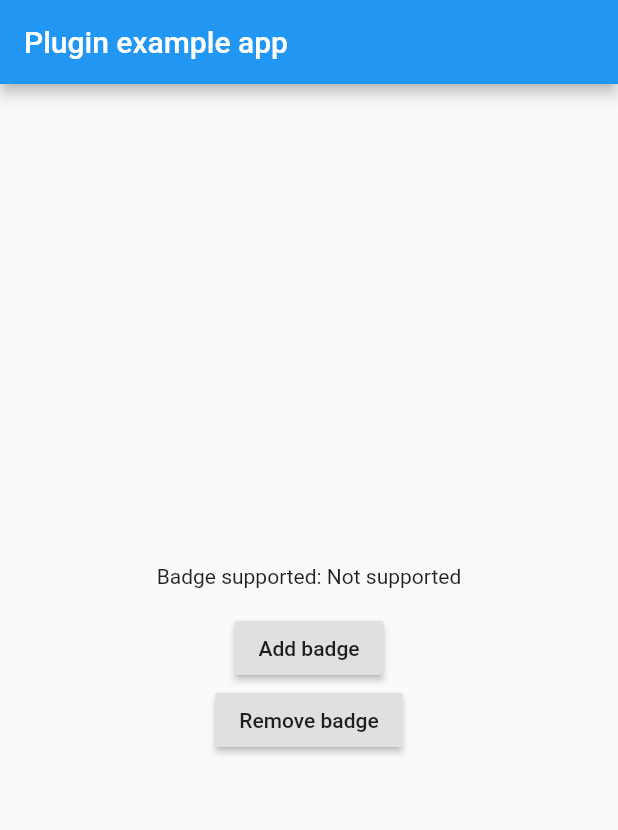
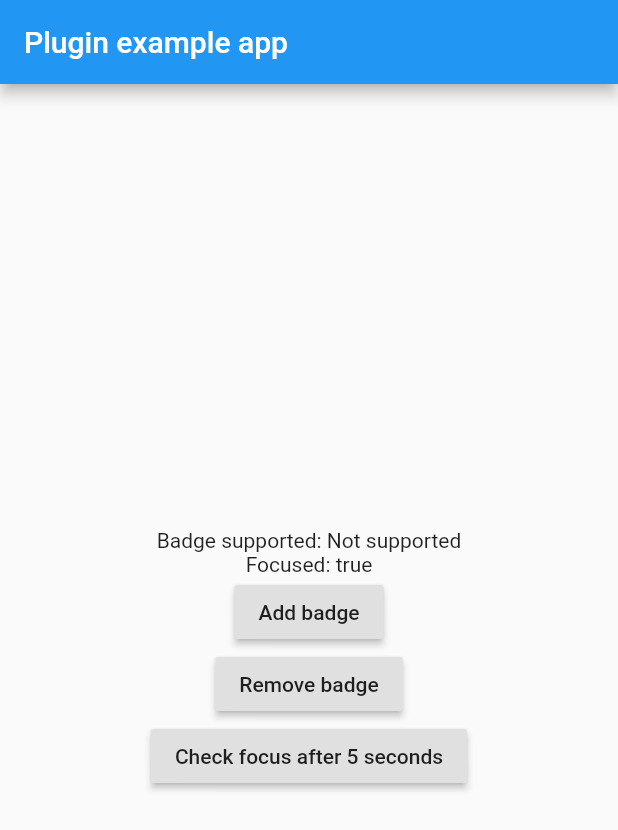
Before and after one commit to badver/flutter_app_icon_badge, a Flutter app: the screen it shows after launch, on a phone screen of 412 x 824 dp. Shown: the top 830 px of the screen. Run offline on Flutter 3.47's test engine with Material 2 defaults, Android fonts, the phone set to English and light mode, and no system bars.

Commit message:
add isAppFocused method

```diff
--- a/example/lib/main.dart
+++ b/example/lib/main.dart
@@ -2,15 +2,16 @@ import 'package:flutter/material.dart';
 import 'package:flutter/services.dart';
 import 'package:flutter_app_icon_badge/flutter_app_icon_badge.dart';
 
-void main() => runApp(new MyApp());
+void main() => runApp(MyApp());
 
 class MyApp extends StatefulWidget {
   @override
-  _MyAppState createState() => new _MyAppState();
+  _MyAppState createState() => _MyAppState();
 }
 
 class _MyAppState extends State<MyApp> {
   String _appBadgeSupported = 'Unknown';
+  bool _isFocused = true;
 
   @override
   initState() {
@@ -43,28 +44,41 @@ class _MyAppState extends State<MyApp> {
 
   @override
   Widget build(BuildContext context) {
-    return new MaterialApp(
-      home: new Scaffold(
-        appBar: new AppBar(
-          title: new Text('Plugin example app'),
+    return MaterialApp(
+      home: Scaffold(
+        appBar: AppBar(
+          title: Text('Plugin example app'),
         ),
-        body: new SizedBox.expand(
-          child: new Column(
+        body: SizedBox.expand(
+          child: Column(
             mainAxisAlignment: MainAxisAlignment.center,
             crossAxisAlignment: CrossAxisAlignment.center,
             children: <Widget>[
-              new Text('Badge supported: $_appBadgeSupported\n'),
-              new RaisedButton(
-                child: new Text('Add badge'),
+              Text('Badge supported: $_appBadgeSupported'),
+              Text('Focused: $_isFocused'),
+              RaisedButton(
+                child: Text('Add badge'),
                 onPressed: () {
                   _addBadge();
                 },
               ),
-              new RaisedButton(
-                  child: new Text('Remove badge'),
-                  onPressed: () {
-                    _removeBadge();
-                  }),
+              RaisedButton(
+                child: Text('Remove badge'),
+                onPressed: () {
+                  _removeBadge();
+                },
+              ),
+              RaisedButton(
+                child: Text('Check focus after 5 seconds'),
+                onPressed: () {
+                  Future.delayed(Duration(seconds: 5), () async {
+                    final isFocused = await FlutterAppIconBadge.isAppFocused();
+                    setState((){
+                      _isFocused = isFocused;
+                    });
+                  });
+                },
+              ),
             ],
           ),
         ),
--- a/lib/flutter_app_icon_badge.dart
+++ b/lib/flutter_app_icon_badge.dart
@@ -18,4 +18,9 @@ class FlutterAppIconBadge {
     bool appBadgeSupported = await _channel.invokeMethod('isAppBadgeSupported');
     return appBadgeSupported;
   }
+
+  static Future<bool> isAppFocused() async {
+    bool isAppFocused = await _channel.invokeMethod('isAppFocused');
+    return isAppFocused;
+  }
 }
```
Also changed, not shown: 1 other file.
